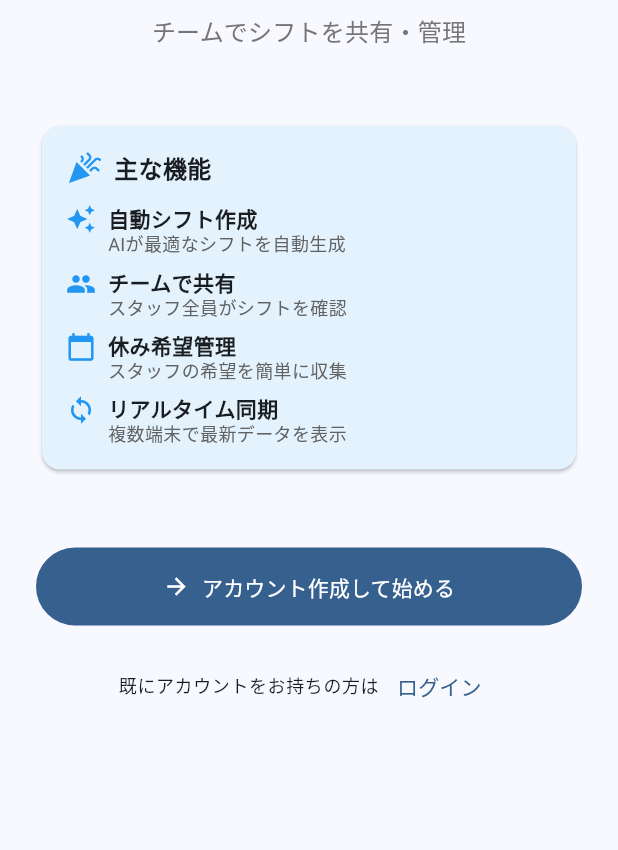
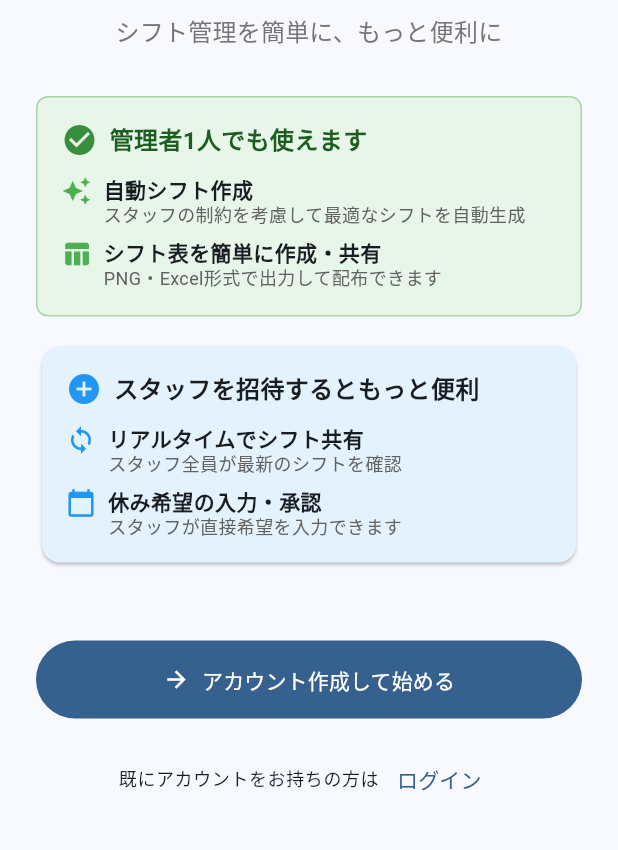
Before and after one commit to shi-takahashi/shift_kobo, a Flutter app: the screen it shows after launch, on a phone screen of 412 x 824 dp, the part 324-1174 px from its top. Run offline on Flutter 3.47's test engine with Material 3 defaults, Android fonts, the phone set to English and light mode, and no system bars; our stand-ins replace cloud_firestore, cloud_functions, file_picker, firebase_auth, firebase_core, firebase_messaging and 9 more; missing offline and left inert: excel, holiday_jp; accounts and stored records are empty; network calls fail.

Commit message:
諸々説明修正

```diff
--- a/lib/screens/auth/signup_screen.dart
+++ b/lib/screens/auth/signup_screen.dart
@@ -162,12 +162,6 @@ class _SignupScreenState extends State<SignupScreen> {
                       ),
                   textAlign: TextAlign.center,
                 ),
-                const SizedBox(height: 8),
-                Text(
-                  'オンライン版',
-                  style: Theme.of(context).textTheme.bodyLarge,
-                  textAlign: TextAlign.center,
-                ),
                 const SizedBox(height: 48),
 
                 // メールアドレス入力
@@ -287,8 +281,13 @@ class _SignupScreenState extends State<SignupScreen> {
                         ),
                         SizedBox(height: 8),
                         Text('1. アカウント作成'),
-                        Text('2. 招待コード入力'),
+                        Text('2. チーム作成（1人でOK）または チーム参加'),
                         Text('3. シフト管理を開始'),
+                        SizedBox(height: 8),
+                        Text(
+                          '※ チームは1人で作成・利用できます\n   後からスタッフを招待することも可能',
+                          style: TextStyle(fontSize: 11, color: Colors.grey),
+                        ),
                       ],
                     ),
                   ),
--- a/lib/screens/auth/welcome_screen.dart
+++ b/lib/screens/auth/welcome_screen.dart
@@ -1,6 +1,7 @@
 import 'package:flutter/material.dart';
+
+import 'login_screen.dart';
 import 'signup_screen.dart';
-import 'login_screen.dart';
 
 /// オンライン版からの新規ユーザー向けウェルカム画面
 class WelcomeScreen extends StatelessWidget {
@@ -36,15 +37,61 @@ class WelcomeScreen extends StatelessWidget {
               ),
               const SizedBox(height: 8),
               Text(
-                'チームでシフトを共有・管理',
+                'シフト管理を簡単に、もっと便利に',
                 style: Theme.of(context).textTheme.titleMedium?.copyWith(
                       color: Colors.grey[600],
                     ),
                 textAlign: TextAlign.center,
               ),
-              const SizedBox(height: 48),
+              const SizedBox(height: 32),
 
-              // 機能紹介
+              // 1人でも十分価値がある
+              Container(
+                padding: const EdgeInsets.all(16),
+                decoration: BoxDecoration(
+                  color: Colors.green.shade50,
+                  borderRadius: BorderRadius.circular(8),
+                  border: Border.all(color: Colors.green.shade200),
+                ),
+                child: Column(
+                  crossAxisAlignment: CrossAxisAlignment.start,
+                  children: [
+                    Row(
+                      children: [
+                        Icon(Icons.check_circle, color: Colors.green.shade700, size: 24),
+                        const SizedBox(width: 8),
+                        Expanded(
+                          child: Text(
+                            '管理者1人でも使えます',
+                            style: TextStyle(
+                              fontWeight: FontWeight.bold,
+                              fontSize: 16,
+                              color: Colors.green.shade900,
+                            ),
+                          ),
+                        ),
+                      ],
+                    ),
+                    const SizedBox(height: 12),
+                    const _FeatureItem(
+                      icon: Icons.auto_awesome,
+                      text: '自動シフト作成',
+                      description: 'スタッフの制約を考慮して最適なシフトを自動生成',
+                      color: Colors.green,
+                    ),
+                    const SizedBox(height: 8),
+                    const _FeatureItem(
+                      icon: Icons.table_chart,
+                      text: 'シフト表を簡単に作成・共有',
+                      description: 'PNG・Excel形式で出力して配布できます',
+                      color: Colors.green,
+                    ),
+                  ],
+                ),
+              ),
+              const SizedBox(height: 16),
+
+              // プラスアルファの機能
               Card(
                 color: Colors.blue.shade50,
                 child: const Padding(
@@ -54,40 +101,32 @@ class WelcomeScreen extends StatelessWidget {
                     children: [
                       Row(
                         children: [
-                          Icon(Icons.celebration, color: Colors.blue, size: 24),
+                          Icon(Icons.add_circle, color: Colors.blue, size: 24),
                           SizedBox(width: 8),
-                          Text(
-                            '主な機能',
-                            style: TextStyle(
-                              fontWeight: FontWeight.bold,
-                              fontSize: 16,
+                          Expanded(
+                            child: Text(
+                              'スタッフを招待するともっと便利',
+                              style: TextStyle(
+                                fontWeight: FontWeight.bold,
+                                fontSize: 16,
+                              ),
                             ),
                           ),
                         ],
                       ),
                       SizedBox(height: 12),
                       _FeatureItem(
-                        icon: Icons.auto_awesome,
-                        text: '自動シフト作成',
-                        description: 'AIが最適なシフトを自動生成',
-                      ),
-                      SizedBox(height: 8),
-                      _FeatureItem(
-                        icon: Icons.people,
-                        text: 'チームで共有',
-                        description: 'スタッフ全員がシフトを確認',
+                        icon: Icons.sync,
+                        text: 'リアルタイムでシフト共有',
+                        description: 'スタッフ全員が最新のシフトを確認',
+                        color: Colors.blue,
                       ),
                       SizedBox(height: 8),
                       _FeatureItem(
                         icon: Icons.calendar_today,
-                        text: '休み希望管理',
-                        description: 'スタッフの希望を簡単に収集',
-                      ),
-                      SizedBox(height: 8),
-                      _FeatureItem(
-                        icon: Icons.sync,
-                        text: 'リアルタイム同期',
-                        description: '複数端末で最新データを表示',
+                        text: '休み希望の入力・承認',
+                        description: 'スタッフが直接希望を入力できます',
+                        color: Colors.blue,
                       ),
                     ],
                   ),
@@ -146,11 +185,13 @@ class _FeatureItem extends StatelessWidget {
   final IconData icon;
   final String text;
   final String description;
+  final MaterialColor color;
 
   const _FeatureItem({
     required this.icon,
     required this.text,
     required this.description,
+    this.color = Colors.blue,
   });
 
   @override
@@ -158,7 +199,7 @@ class _FeatureItem extends StatelessWidget {
     return Row(
       crossAxisAlignment: CrossAxisAlignment.start,
       children: [
-        Icon(icon, size: 20, color: Colors.blue),
+        Icon(icon, size: 20, color: color),
         const SizedBox(width: 8),
         Expanded(
           child: Column(
--- a/lib/screens/help_screen.dart
+++ b/lib/screens/help_screen.dart
@@ -503,12 +503,12 @@ class HelpScreen extends StatelessWidget {
                   'その他 > チーム招待 > 招待メールを送る\n※ 詳しくは下の「スタッフを招待する方法」を参照',
                 ),
                 _buildHowToItem(
-                  'シフトを作成する',
-                  'カレンダー画面で日付をタップ > スタッフとシフトタイプを選択',
+                  'シフトを自動生成する',
+                  'カレンダー画面右上の「自動生成」アイコン > 期間と必要人数を設定',
                 ),
                 _buildHowToItem(
-                  'シフトを自動生成する',
-                  'カレンダー画面右上の「自動生成」アイコン > 期間と必要人数を設定',
+                  'シフトを調整する（必要に応じて）',
+                  'カレンダー画面で日付をタップ > スタッフとシフトタイプを変更して微調整',
                 ),
                 if (!kIsWeb)
                   _buildHowToItem(
--- a/lib/screens/team/join_team_screen.dart
+++ b/lib/screens/team/join_team_screen.dart
@@ -158,7 +158,7 @@ class _JoinTeamScreenState extends State<JoinTeamScreen> {
 
         // タイトル
         Text(
-          'チームで始めよう',
+          'シフト管理を始めよう',
           style: Theme.of(context).textTheme.headlineMedium?.copyWith(
                 fontWeight: FontWeight.bold,
               ),
@@ -169,8 +169,8 @@ class _JoinTeamScreenState extends State<JoinTeamScreen> {
         // 説明
         Text(
           kIsWeb
-              ? 'シフト工房では、チーム単位でシフトを管理します。\n管理者から受け取った招待コードを入力してチームに参加してください。'
-              : 'シフト工房では、チーム単位でシフトを管理します。\n既存のチームに参加するか、新しいチームを作成してください。',
+              ? '管理者から受け取った招待コードを入力してチームに参加してください。'
+              : '1人で始めるか、既存のチームに参加するかを選択してください。',
           style: const TextStyle(fontSize: 14, color: Colors.grey),
           textAlign: TextAlign.center,
         ),
@@ -202,7 +202,7 @@ class _JoinTeamScreenState extends State<JoinTeamScreen> {
                     ),
                     const SizedBox(height: 8),
                     const Text(
-                      '管理者としてシフト作成・編集が可能',
+                      '1人で始める（後からスタッフ招待可）',
                       style: TextStyle(fontSize: 13, color: Colors.black54),
                       textAlign: TextAlign.center,
                     ),
@@ -290,8 +290,10 @@ class _JoinTeamScreenState extends State<JoinTeamScreen> {
                 ),
                 SizedBox(height: 8),
                 Text(
+                  '• チームは1人でも作成・利用できます\n'
                   '• 管理者：シフト作成・編集・自動生成が可能\n'
-                  '• スタッフ：シフト閲覧・休み希望入力が可能',
+                  '• スタッフ：シフト閲覧・休み希望入力が可能\n'
+                  '• 後からスタッフを招待することも可能',
                   style: TextStyle(fontSize: 13),
                 ),
               ],
```
